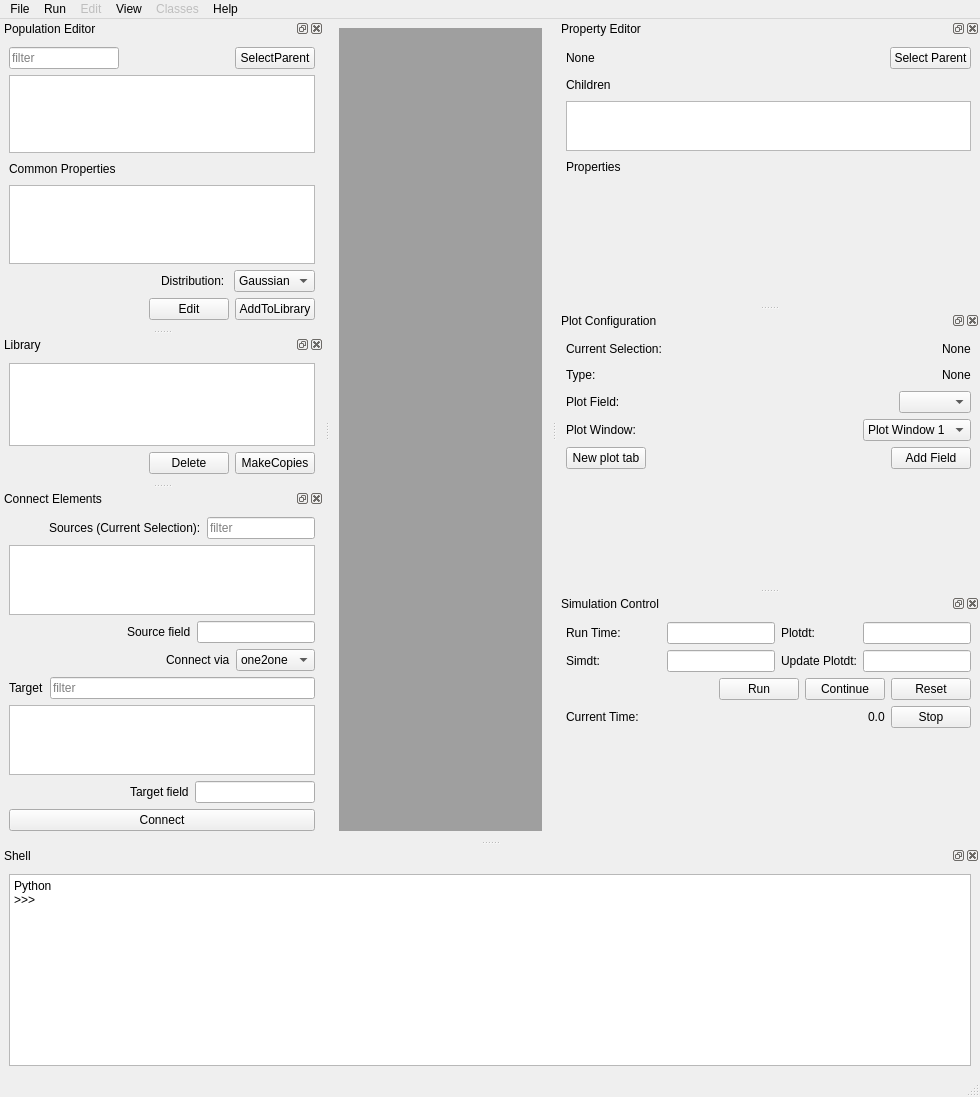
Old version of the form moose/branches/dh_branch/gui/newgui.ui in the repository physicalist/ncbs-moose.
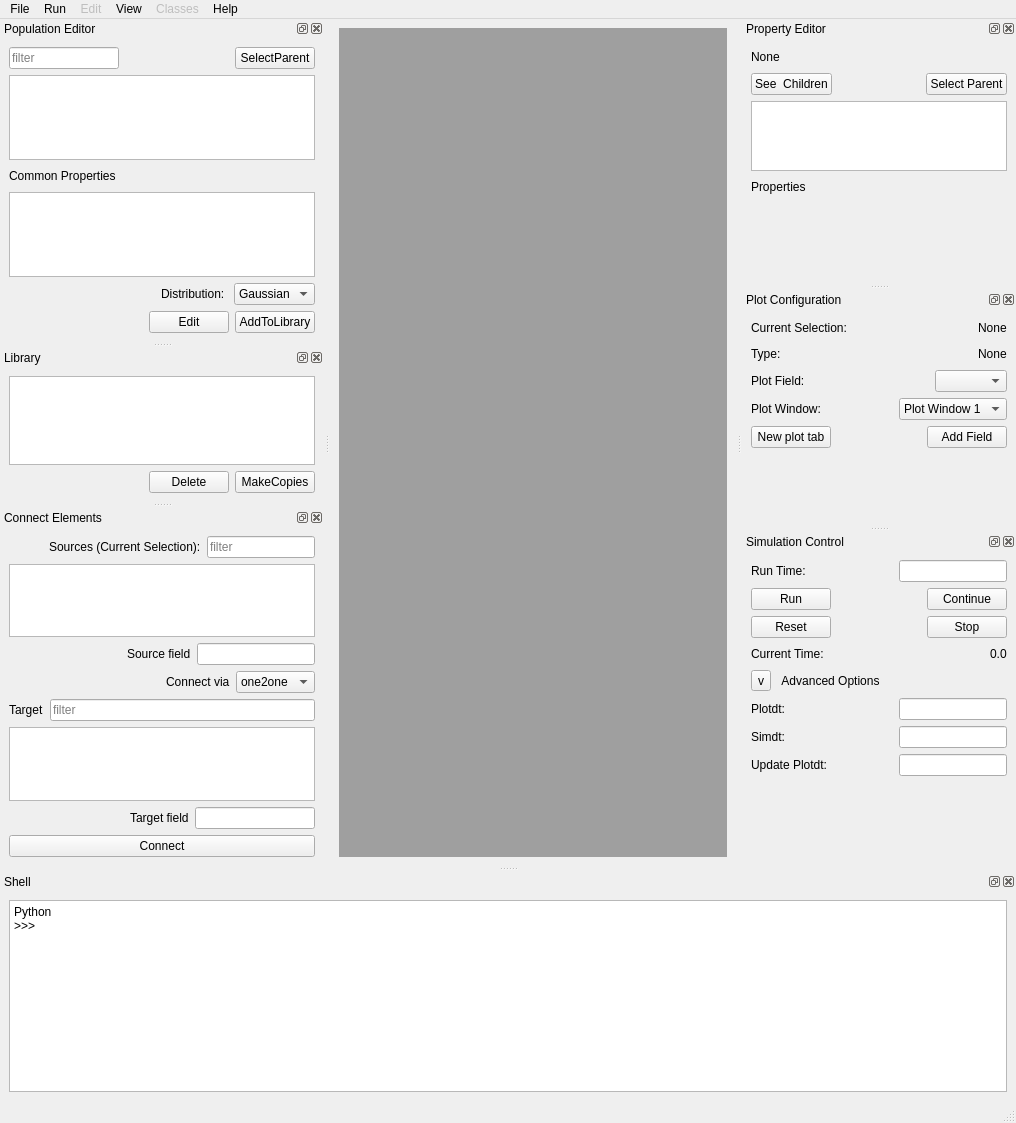
New version of the form. Custom widgets are drawn as their Qt base class.

Commit message: object editor children for /elec. Advanced options in simControl and drop down for see children.

What changed in the file:
```diff
--- a/moose/branches/dh_branch/gui/newgui.ui
+++ b/moose/branches/dh_branch/gui/newgui.ui
@@ -6,8 +6,8 @@
    <rect>
     <x>0</x>
     <y>0</y>
-    <width>980</width>
-    <height>1097</height>
+    <width>1016</width>
+    <height>1123</height>
    </rect>
   </property>
   <property name="windowTitle">
@@ -26,7 +26,7 @@
      <verstretch>0</verstretch>
     </sizepolicy>
    </property>
-   <layout class="QHBoxLayout" name="horizontalLayout_6">
+   <layout class="QVBoxLayout" name="verticalLayout_6">
     <item>
      <widget class="QMdiArea" name="mdiArea">
       <property name="statusTip">
@@ -44,7 +44,7 @@
     <rect>
      <x>0</x>
      <y>0</y>
-     <width>980</width>
+     <width>1016</width>
      <height>25</height>
     </rect>
    </property>
@@ -252,27 +252,20 @@
          </property>
         </spacer>
        </item>
-       <item>
-        <widget class="QPushButton" name="propEditorSelParentPushButton">
-         <property name="maximumSize">
-          <size>
-           <width>16777215</width>
-           <height>23</height>
-          </size>
-         </property>
-         <property name="text">
-          <string>Select Parent</string>
-         </property>
-        </widget>
-       </item>
       </layout>
      </item>
      <item>
       <layout class="QHBoxLayout" name="horizontalLayout_21">
        <item>
-        <widget class="QLabel" name="label_12">
+        <widget class="QPushButton" name="propEditorSeeChildrenPushButton">
+         <property name="maximumSize">
+          <size>
+           <width>16777215</width>
+           <height>23</height>
+          </size>
+         </property>
          <property name="text">
-          <string>Children</string>
+          <string>See  Children</string>
          </property>
         </widget>
        </item>
@@ -289,6 +282,19 @@
          </property>
         </spacer>
        </item>
+       <item>
+        <widget class="QPushButton" name="propEditorSelParentPushButton">
+         <property name="maximumSize">
+          <size>
+           <width>16777215</width>
+           <height>23</height>
+          </size>
+         </property>
+         <property name="text">
+          <string>Select Parent</string>
+         </property>
+        </widget>
+       </item>
       </layout>
      </item>
      <item>
@@ -302,7 +308,7 @@
        <property name="maximumSize">
         <size>
          <width>16777215</width>
-         <height>50</height>
+         <height>70</height>
         </size>
        </property>
        <property name="editTriggers">
@@ -983,79 +989,36 @@
     <number>2</number>
    </attribute>
    <widget class="QWidget" name="dockWidgetContents_5">
-    <layout class="QVBoxLayout" name="verticalLayout_6">
+    <layout class="QVBoxLayout" name="verticalLayout_7">
      <item>
-      <layout class="QGridLayout" name="gridLayout">
-       <item row="1" column="2">
-        <widget class="QLineEdit" name="simControlSimdtLineEdit"/>
-       </item>
-       <item row="1" column="0">
-        <widget class="QLabel" name="label_13">
-         <property name="text">
-          <string>Simdt:</string>
-         </property>
-        </widget>
-       </item>
-       <item row="0" column="0">
+      <layout class="QHBoxLayout" name="horizontalLayout_22">
+       <item>
         <widget class="QLabel" name="label_18">
          <property name="text">
           <string>Run Time:</string>
          </property>
         </widget>
        </item>
-       <item row="0" column="2">
+       <item>
+        <spacer name="horizontalSpacer_15">
+         <property name="orientation">
+          <enum>Qt::Horizontal</enum>
+         </property>
+         <property name="sizeHint" stdset="0">
+          <size>
+           <width>40</width>
+           <height>20</height>
+          </size>
+         </property>
+        </spacer>
+       </item>
+       <item>
         <widget class="QLineEdit" name="simControlRunTimeLineEdit"/>
        </item>
-       <item row="0" column="1">
-        <spacer name="horizontalSpacer_17">
-         <property name="orientation">
-          <enum>Qt::Horizontal</enum>
-         </property>
-         <property name="sizeHint" stdset="0">
-          <size>
-           <width>40</width>
-           <height>20</height>
-          </size>
-         </property>
-        </spacer>
-       </item>
-       <item row="0" column="3">
-        <widget class="QLabel" name="label_14">
-         <property name="text">
-          <string>Plotdt:</string>
-         </property>
-        </widget>
-       </item>
-       <item row="0" column="4">
-        <widget class="QLineEdit" name="simControlPlotdtLineEdit"/>
-       </item>
-       <item row="1" column="3">
-        <widget class="QLabel" name="label_15">
-         <property name="text">
-          <string>Update Plotdt:</string>
-         </property>
-        </widget>
-       </item>
-       <item row="1" column="4">
-        <widget class="QLineEdit" name="simControlUpdatePlotdtLineEdit"/>
-       </item>
       </layout>
      </item>
      <item>
       <layout class="QHBoxLayout" name="horizontalLayout_20">
-       <item>
-        <spacer name="horizontalSpacer_18">
-         <property name="orientation">
-          <enum>Qt::Horizontal</enum>
-         </property>
-         <property name="sizeHint" stdset="0">
-          <size>
-           <width>40</width>
-           <height>20</height>
-          </size>
-         </property>
-        </spacer>
-       </item>
        <item>
         <widget class="QPushButton" name="simControlRunPushButton">
          <property name="maximumSize">
@@ -1075,6 +1038,19 @@
          </property>
         </widget>
        </item>
+       <item>
+        <spacer name="horizontalSpacer_18">
+         <property name="orientation">
+          <enum>Qt::Horizontal</enum>
+         </property>
+         <property name="sizeHint" stdset="0">
+          <size>
+           <width>40</width>
+           <height>20</height>
+          </size>
+         </property>
+        </spacer>
+       </item>
        <item>
         <widget class="QPushButton" name="simControlContinuePushButton">
          <property name="maximumSize">
@@ -1094,6 +1070,10 @@
          </property>
         </widget>
        </item>
+      </layout>
+     </item>
+     <item>
+      <layout class="QHBoxLayout" name="horizontalLayout_6">
        <item>
         <widget class="QPushButton" name="simControlResetPushButton">
          <property name="maximumSize">
@@ -1113,6 +1093,38 @@
          </property>
         </widget>
        </item>
+       <item>
+        <spacer name="horizontalSpacer_23">
+         <property name="orientation">
+          <enum>Qt::Horizontal</enum>
+         </property>
+         <property name="sizeHint" stdset="0">
+          <size>
+           <width>40</width>
+           <height>20</height>
+          </size>
+         </property>
+        </spacer>
+       </item>
+       <item>
+        <widget class="QPushButton" name="simControlStopPushButton">
+         <property name="maximumSize">
+          <size>
+           <width>16777215</width>
+           <height>23</height>
+          </size>
+         </property>
+         <property name="toolTip">
+          <string>stop</string>
+         </property>
+         <property name="statusTip">
+          <string>Stop Simulation</string>
+         </property>
+         <property name="text">
+          <string>Stop</string>
+         </property>
+        </widget>
+       </item>
       </layout>
      </item>
      <item>
@@ -1144,25 +1156,87 @@
          </property>
         </widget>
        </item>
+      </layout>
+     </item>
+     <item>
+      <layout class="QHBoxLayout" name="horizontalLayout_26">
        <item>
-        <widget class="QPushButton" name="simControlStopPushButton">
-         <property name="maximumSize">
+        <widget class="QToolButton" name="simControlAdvancedToolButton">
+         <property name="text">
+          <string>v</string>
+         </property>
+        </widget>
+       </item>
+       <item>
+        <widget class="QPushButton" name="simControlAdvancedPushButton">
+         <property name="text">
+          <string>Advanced Options</string>
+         </property>
+         <property name="flat">
+          <bool>true</bool>
+         </property>
+        </widget>
+       </item>
+       <item>
+        <spacer name="horizontalSpacer_22">
+         <property name="orientation">
+          <enum>Qt::Horizontal</enum>
+         </property>
+         <property name="sizeHint" stdset="0">
           <size>
-           <width>16777215</width>
-           <height>23</height>
+           <width>40</width>
+           <height>20</height>
           </size>
          </property>
-         <property name="toolTip">
-          <string>stop</string>
+        </spacer>
+       </item>
+      </layout>
+     </item>
+     <item>
+      <layout class="QGridLayout" name="simControlAdvancedGridLayout">
+       <item row="5" column="0">
+        <widget class="QLabel" name="label_15">
+         <property name="text">
+          <string>Update Plotdt:</string>
          </property>
-         <property name="statusTip">
-          <string>Stop Simulation</string>
+        </widget>
+       </item>
+       <item row="4" column="2">
+        <widget class="QLineEdit" name="simControlSimdtLineEdit"/>
+       </item>
+       <item row="4" column="0">
+        <widget class="QLabel" name="label_13">
+         <property name="text">
+          <string>Simdt:</string>
          </property>
+        </widget>
+       </item>
+       <item row="2" column="0">
+        <widget class="QLabel" name="label_14">
          <property name="text">
-          <string>Stop</string>
+          <string>Plotdt:</string>
          </property>
         </widget>
        </item>
+       <item row="5" column="2">
+        <widget class="QLineEdit" name="simControlUpdatePlotdtLineEdit"/>
+       </item>
+       <item row="2" column="2">
+        <widget class="QLineEdit" name="simControlPlotdtLineEdit"/>
+       </item>
+       <item row="2" column="1">
+        <spacer name="horizontalSpacer_17">
+         <property name="orientation">
+          <enum>Qt::Horizontal</enum>
+         </property>
+         <property name="sizeHint" stdset="0">
+          <size>
+           <width>40</width>
+           <height>20</height>
+          </size>
+         </property>
+        </spacer>
+       </item>
       </layout>
      </item>
      <item>
```
The commit also changes 2 other files.
